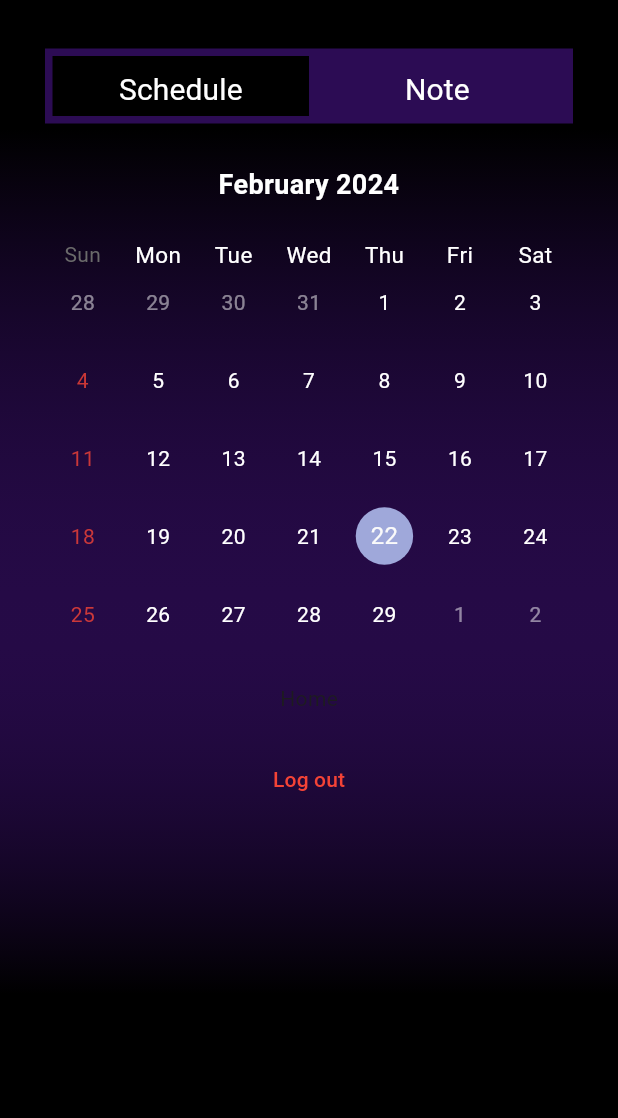
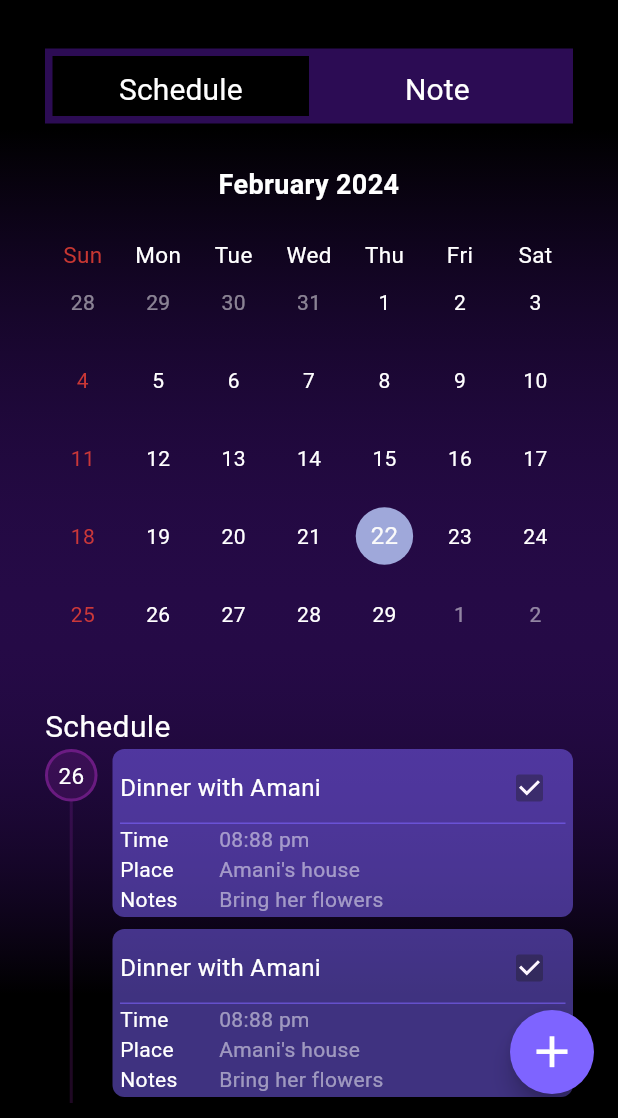
Before and after one commit to MichaelZakaria/Timely, a Flutter app: the HomeScreen screen opened directly, on a phone screen of 412 x 824 dp, the part 118-1236 px from its top. Run offline on Flutter 3.47's test engine with Material 3 defaults, Android fonts, the phone set to English and light mode, and no system bars; drawn by our look-alikes of table_calendar; our stand-ins replace firebase_auth, firebase_core, flutter_native_splash, get, get_storage, iconsax; accounts and stored records are empty.

Commit message:
Schedule Reminder

```diff
--- /dev/null
+++ b/lib/common/header/my_header.dart
@@ -0,0 +1,19 @@
+import 'package:flutter/material.dart';
+
+class MyHeader extends StatelessWidget {
+  const MyHeader({
+    super.key,
+  });
+
+  @override
+  Widget build(BuildContext context) {
+    return Row(
+      mainAxisAlignment: MainAxisAlignment.start,
+      children: [
+        Container(
+            margin: const EdgeInsets.symmetric(horizontal: 20),
+            child: const Text('Schedule', style: TextStyle(color: Colors.white, fontSize: 20, fontWeight: FontWeight.w400),))
+      ],
+    );
+  }
+}
--- a/lib/common/scheduleNote/my_schedule_note.dart
+++ b/lib/common/scheduleNote/my_schedule_note.dart
@@ -1,6 +1,6 @@
 import 'package:flutter/material.dart';
 import 'package:get/get.dart';
-import 'package:timely/features/controllers/my_schedule_note_controller.dart';
+import 'package:timely/features/home/controllers/my_schedule_note_controller.dart';
 
 class MyScheduleNote extends StatelessWidget {
   const MyScheduleNote({
--- a/lib/features/Home.dart
+++ /dev/null
@@ -1,71 +0,0 @@
-import 'package:flutter/material.dart';
-import 'package:iconsax/iconsax.dart';
-import 'package:table_calendar/table_calendar.dart';
-import 'package:timely/common/app_bar/MyAppbar.dart';
-import 'package:timely/common/background/my_background.dart';
-import 'package:timely/common/scheduleNote/my_schedule_note.dart';
-import 'package:timely/data/repositories/authentication_repository.dart';
-
-class HomeScreen extends StatelessWidget {
-  const HomeScreen({super.key});
-
-  @override
-  Widget build(BuildContext context) {
-    return Scaffold(
-      body: MyBackGround(
-        child: SingleChildScrollView(
-          child: Column(
-            children: [
-              const MyAppBar(),
-              const MyScheduleNote(),
-              const SizedBox(height: 20,),
-              Container(
-                margin: const EdgeInsets.symmetric(horizontal: 20),
-                width: double.infinity,
-                child: Center(
-                  child: TableCalendar(
-                    // Header style
-                    headerStyle: const HeaderStyle(
-                        formatButtonVisible: false,
-                        titleTextStyle:
-                        TextStyle(color: Colors.white, fontSize: 18, fontWeight: FontWeight.bold),
-                        titleCentered: true,
-                        leftChevronVisible: false,
-                        rightChevronVisible: false,
-                        headerMargin: EdgeInsets.only(bottom: 15),
-                    ),
-
-                    // Set weekend days
-                    weekendDays: const [DateTime.sunday],
-
-                    // Calender style
-                    calendarStyle: CalendarStyle(
-                        defaultTextStyle: const TextStyle(color: Colors.white),
-                        outsideTextStyle: TextStyle(color: Colors.white.withOpacity(0.5)),
-                        weekendTextStyle: TextStyle(color: Colors.red.withOpacity(0.8)),
-                    ),
-
-                    // Days of the week style
-                    daysOfWeekStyle: DaysOfWeekStyle(
-                      weekdayStyle: TextStyle(color: Colors.white, fontWeight: FontWeight.w400, fontSize: 15)
-                    ),
-
-                    // Dates
-                    focusedDay: DateTime.now(),
-                    firstDay: DateTime.utc(2010, 1, 1),
-                    lastDay: DateTime.utc(2030, 12, 31),
-                  ),
-                ),
-              ),
-
-              const SizedBox(height: 20,),
-              const Text('Home'),
-              const SizedBox(height: 20,),
-              TextButton(onPressed: () => AuthenticationRepository.instance.logout(), child: const Text('Log out', style: TextStyle(color: Colors.red),))
-            ],
-          ),
-        ),
-      ),
-    );
-  }
-}
--- a/lib/features/authentication/controllers/login_controller.dart
+++ b/lib/features/authentication/controllers/login_controller.dart
@@ -3,7 +3,7 @@ import 'package:get/get.dart';
 import 'package:timely/common/loading/MyLoader.dart';
 import 'package:timely/common/snack_bars/my_snack_bars.dart';
 import 'package:timely/data/repositories/authentication_repository.dart';
-import 'package:timely/features/Home.dart';
+import 'package:timely/features/home/views/schedule/schedule.dart';
 
 class LoginController extends GetxController {
   static LoginController get instance => Get.find();
--- a/lib/features/authentication/controllers/sign_up_controller.dart
+++ b/lib/features/authentication/controllers/sign_up_controller.dart
@@ -3,7 +3,7 @@ import 'package:get/get.dart';
 import 'package:timely/common/loading/MyLoader.dart';
 import 'package:timely/common/snack_bars/my_snack_bars.dart';
 import 'package:timely/data/repositories/authentication_repository.dart';
-import 'package:timely/features/authentication/login.dart';
+import 'package:timely/features/authentication/views/login.dart';
 
 class SignUpController extends GetxController{
   static SignUpController get instance => Get.find();
--- a/lib/features/authentication/login.dart
+++ b/lib/features/authentication/views/login.dart
@@ -3,7 +3,7 @@ import 'package:get/get.dart';
 import 'package:iconsax/iconsax.dart';
 import 'package:timely/common/background/my_background.dart';
 import 'package:timely/features/authentication/controllers/login_controller.dart';
-import 'package:timely/features/authentication/sign_up.dart';
+import 'package:timely/features/authentication/views/sign_up.dart';
 import 'package:timely/utilities/MyValidators.dart';
 
 class LoginScreen extends StatelessWidget {
--- a/lib/features/authentication/on_boarding.dart
+++ b/lib/features/authentication/views/on_boarding.dart
@@ -2,7 +2,7 @@ import 'package:flutter/material.dart';
 import 'package:get/get.dart';
 import 'package:get_storage/get_storage.dart';
 import 'package:timely/common/background/my_background.dart';
-import 'package:timely/features/authentication/login.dart';
+import 'package:timely/features/authentication/views/login.dart';
 
 class OnBoardingScreen extends StatelessWidget {
   const OnBoardingScreen({
--- a/lib/features/authentication/sign_up.dart
+++ b/lib/features/authentication/views/sign_up.dart
@@ -3,7 +3,7 @@ import 'package:get/get.dart';
 import 'package:iconsax/iconsax.dart';
 import 'package:timely/common/background/my_background.dart';
 import 'package:timely/features/authentication/controllers/sign_up_controller.dart';
-import 'package:timely/features/authentication/login.dart';
+import 'package:timely/features/authentication/views/login.dart';
 import 'package:timely/utilities/MyValidators.dart';
 
 class SignUpScreen extends StatelessWidget {
--- /dev/null
+++ b/lib/features/home/views/schedule/schedule.dart
@@ -0,0 +1,48 @@
+import 'package:flutter/material.dart';
+import 'package:timely/common/app_bar/MyAppbar.dart';
+import 'package:timely/common/background/my_background.dart';
+import 'package:timely/common/header/my_header.dart';
+import 'package:timely/common/scheduleNote/my_schedule_note.dart';
+import 'package:timely/data/repositories/authentication_repository.dart';
+import 'package:timely/features/home/views/schedule/widgets/Calender/Calender.dart';
+import 'package:timely/features/home/views/schedule/widgets/schedule_reminder/my_complete_schedule.dart';
+
+class HomeScreen extends StatelessWidget {
+  const HomeScreen({super.key});
+
+  @override
+  Widget build(BuildContext context) {
+    return Scaffold(
+      body: MyBackGround(
+        child: SingleChildScrollView(
+          child: Column(
+            children: [
+              const MyAppBar(),
+              const MyScheduleNote(),
+              const SizedBox(height: 20,),
+              const MyCalender(),
+              const SizedBox(height: 35,),
+              const MyHeader(),
+              const MyCompleteSchedule(),
+
+
+              const SizedBox(height: 20,),
+              const Text('Home'),
+              const SizedBox(height: 20,),
+              TextButton(
+                  onPressed: () => AuthenticationRepository.instance.logout(),
+                  child: const Text('Log out', style: TextStyle(color: Colors.red),)
+              ),
+            ],
+          ),
+        ),
+      ),
+      floatingActionButton: FloatingActionButton(
+        backgroundColor: const Color(0xFF7E64FF),
+        shape: const CircleBorder(),
+        onPressed: () {},
+        child: const Icon(Icons.add, size: 35, color: Colors.white,),
+      ),
+    );
+  }
+}
--- /dev/null
+++ b/lib/features/home/views/schedule/widgets/Calender/Calender.dart
@@ -0,0 +1,51 @@
+import 'package:flutter/material.dart';
+import 'package:table_calendar/table_calendar.dart';
+
+class MyCalender extends StatelessWidget {
+  const MyCalender({
+    super.key,
+  });
+
+  @override
+  Widget build(BuildContext context) {
+    return Container(
+      margin: const EdgeInsets.symmetric(horizontal: 20),
+      width: double.infinity,
+      child: Center(
+        child: TableCalendar(
+          // Header style
+          headerStyle: const HeaderStyle(
+            formatButtonVisible: false,
+            titleTextStyle:
+            TextStyle(color: Colors.white, fontSize: 18, fontWeight: FontWeight.bold),
+            titleCentered: true,
+            leftChevronVisible: false,
+            rightChevronVisible: false,
+            headerMargin: EdgeInsets.only(bottom: 15),
+          ),
+
+          // Set weekend days
+          weekendDays: const [DateTime.sunday],
+
+          // Calender style
+          calendarStyle: CalendarStyle(
+            defaultTextStyle: const TextStyle(color: Colors.white),
+            outsideTextStyle: TextStyle(color: Colors.white.withOpacity(0.5)),
+            weekendTextStyle: TextStyle(color: Colors.red.withOpacity(0.8)),
+          ),
+
+          // Days of the week style
+          daysOfWeekStyle: DaysOfWeekStyle(
+              weekdayStyle: const TextStyle(color: Colors.white, fontWeight: FontWeight.w400, fontSize: 15),
+              weekendStyle: TextStyle(color: Colors.red.withOpacity(0.8), fontWeight: FontWeight.w400, fontSize: 15)
+          ),
+
+          // Dates
+          focusedDay: DateTime.now(),
+          firstDay: DateTime.utc(2010, 1, 1),
+          lastDay: DateTime.utc(2030, 12, 31),
+        ),
+      ),
+    );
+  }
+}
--- /dev/null
+++ b/lib/features/home/views/schedule/widgets/schedule_reminder/my_complete_schedule.dart
@@ -0,0 +1,65 @@
+import 'package:flutter/material.dart';
+import 'package:timely/features/home/views/schedule/widgets/schedule_reminder/my_reminder_bar.dart';
+import 'package:timely/features/home/views/schedule/widgets/shapes/chain.dart';
+import 'package:timely/features/home/views/schedule/widgets/shapes/separator.dart';
+
+
+class MyCompleteSchedule extends StatelessWidget {
+  const MyCompleteSchedule({
+    super.key,
+  });
+
+  @override
+  Widget build(BuildContext context) {
+    return Container(
+      margin: const EdgeInsets.only(right: 20, left: 20),
+      child: Column(
+          children: [
+            Row(
+              crossAxisAlignment: CrossAxisAlignment.start,
+              children: [
+                Flexible(
+                  child: ListView.separated(
+                    shrinkWrap: true,
+                    physics: const NeverScrollableScrollPhysics(),
+                    scrollDirection: Axis.vertical,
+                    itemCount: 3,
+                    itemBuilder: (_, index) => Padding(
+                        padding: const EdgeInsets.only(bottom: 0),
+                        child: Row(
+                          crossAxisAlignment: CrossAxisAlignment.start,
+                          children: [
+                            Column(
+                              children: [
+                                const MyChain(),
+                                if (index != 3 - 1)
+                                  const MySeparator(height: 120 * 2,)
+                              ],
+                            ),
+
+                            const SizedBox(width: 10,),
+
+                            Flexible(
+                              child: ListView.builder(
+                                  shrinkWrap: true,
+                                  physics: const NeverScrollableScrollPhysics(),
+                                  scrollDirection: Axis.vertical,
+                                  itemCount: 2,
+                                  itemBuilder: (_, index) => const Padding(
+                                    padding: EdgeInsets.only(bottom: 8),
+                                    child: MyReminderBar(),
+                                  )
+                              ),
+                            ),//const MySchedule()
+                          ],
+                        )
+                    ), separatorBuilder: (_, int index) => const SizedBox(height: 0,) ,
+                  ),
+                ),
+              ],
+            ),
+          ]
+      ),
+    );
+  }
+}
--- /dev/null
+++ b/lib/features/home/views/schedule/widgets/schedule_reminder/my_reminder_bar.dart
@@ -0,0 +1,52 @@
+import 'package:flutter/material.dart';
+
+class MyReminderBar extends StatelessWidget {
+  const MyReminderBar({
+    super.key,
+  });
+
+  @override
+  Widget build(BuildContext context) {
+    return Container(
+      padding: const EdgeInsets.symmetric(horizontal: 5, vertical: 2),
+      width: double.infinity,
+      decoration: BoxDecoration(color: const Color(0xFF7E64FF).withOpacity(0.5), borderRadius: BorderRadius.circular(8)),
+      child: Column(
+          children: [
+            const Row(
+              mainAxisAlignment: MainAxisAlignment.spaceBetween,
+              children: [
+                Text('Dinner with Amani', style: TextStyle(color: Colors.white,fontSize: 16),),
+                Checkbox(value: true, onChanged: null)
+              ],
+            ),
+
+            Divider(
+              color: const Color(0xFF7E64FF).withOpacity(0.6),
+              height: 0,
+            ),
+
+            Row(
+              mainAxisAlignment: MainAxisAlignment.start,
+              children: [
+                const Expanded(flex: 2,child: Text('Time', style: TextStyle(color: Colors.white),)),
+                Expanded(flex: 7, child: Text('08:88 pm', style: TextStyle(color: Colors.white.withOpacity(0.5)),))
+              ],
+            ),
+            Row(
+              children: [
+                const Expanded(flex: 2, child: Text('Place', style: TextStyle(color: Colors.white),)),
+                Expanded(flex: 7, child: Text('Amani\'s house', style: TextStyle(color: Colors.white.withOpacity(0.5)),))
+              ],
+            ),
+            Row(
+              children: [
+                const Expanded(flex: 2, child: Text('Notes', style: TextStyle(color: Colors.white),)),
+                Expanded(flex: 7, child: Text('Bring her flowers', style: TextStyle(color: Colors.white.withOpacity(0.5)),))
+              ],
+            )
+          ]
+      ),
+    );
+  }
+}
--- /dev/null
+++ b/lib/features/home/views/schedule/widgets/shapes/chain.dart
@@ -0,0 +1,28 @@
+import 'package:flutter/material.dart';
+
+class MyChain extends StatelessWidget {
+  const MyChain({
+    super.key,
+    //required this.isTrue,
+  });
+
+  //final bool isTrue;
+
+  @override
+  Widget build(BuildContext context) {
+    return Column(
+        children: [
+          Container(
+            height: 35,
+            width: 35,
+            decoration: BoxDecoration(
+              borderRadius: BorderRadius.circular(35),
+              color: Colors.purple.withOpacity(0.2),
+              border: Border.all(width: 2, color: Colors.purple.withOpacity(0.5)),
+            ),
+            child: const Center(child: Text('26', style: TextStyle(color: Colors.white,fontSize: 15,),)),
+          ),
+        ]
+    );
+  }
+}
--- /dev/null
+++ b/lib/features/home/views/schedule/widgets/shapes/separator.dart
@@ -0,0 +1,25 @@
+import 'package:flutter/material.dart';
+
+class MySeparator extends StatelessWidget {
+  const MySeparator({
+    super.key,
+    required this.height,
+  });
+
+  final double height;
+
+  @override
+  Widget build(BuildContext context) {
+    return Column(
+      children: [
+        Container(
+          height: height,
+          width: 2,
+          decoration: BoxDecoration(
+            color: Colors.purple.withOpacity(0.2),
+          ),
+        ),
+      ]
+    );
+  }
+}
```
Also changed, not shown: lib/data/repositories/authentication_repository.dart (+3 -4 lines), lib/features/home/controllers/my_schedule_note_controller.dart (renamed from lib/features/controllers/my_schedule_note_controller.dart), lib/features/home/views/note/note.dart (added), 1 other file.
